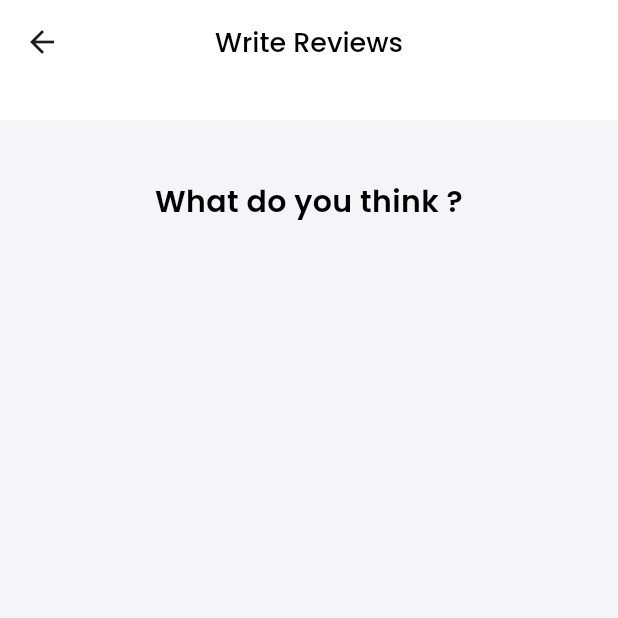
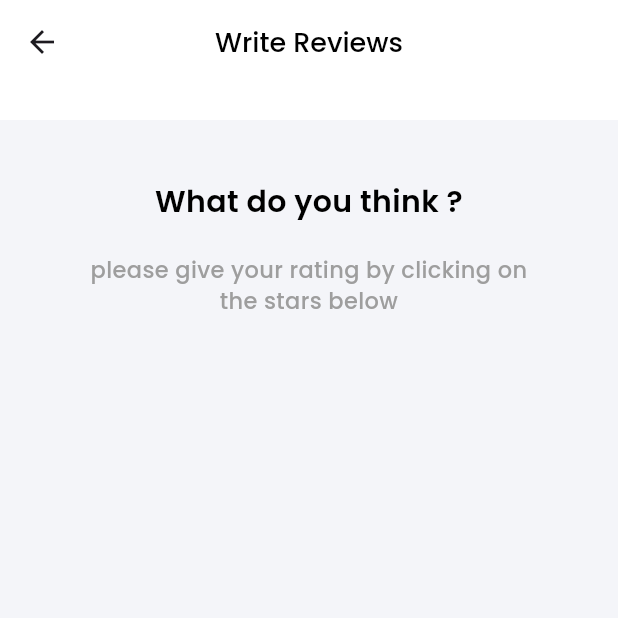
Before and after one commit to ArslanXXQazi/grocery_app, a Flutter app: the AddReview screen opened directly, on a phone screen of 412 x 824 dp, the top half of it. Run offline on Flutter 3.47's test engine with Material 3 defaults, Android fonts, the phone set to English and light mode, and no system bars; our stand-ins replace cloud_firestore, firebase_auth, firebase_core, get, google_fonts, loading_animation_widget and 2 more; accounts and stored records are empty.

Commit message:
Update add_review.dart

```diff
--- a/lib/src/views/reviews_view/add_review.dart
+++ b/lib/src/views/reviews_view/add_review.dart
@@ -29,7 +29,15 @@ class AddReview extends StatelessWidget {
               text: "What do you think ?",
               fontSize: 20,
               fontWeight: FontWeight.w600,
-            )
+            ),
+            const SizedBox(height: 20),
+            BlackNormalText(
+              text: "please give your rating by clicking on\nthe stars below",
+              fontSize: 15,
+              fontWeight: FontWeight.w500,
+              textColor: Colors.grey,
+            ),
+              const SizedBox(height: 20),
           ],),
         ),
       ),
```
